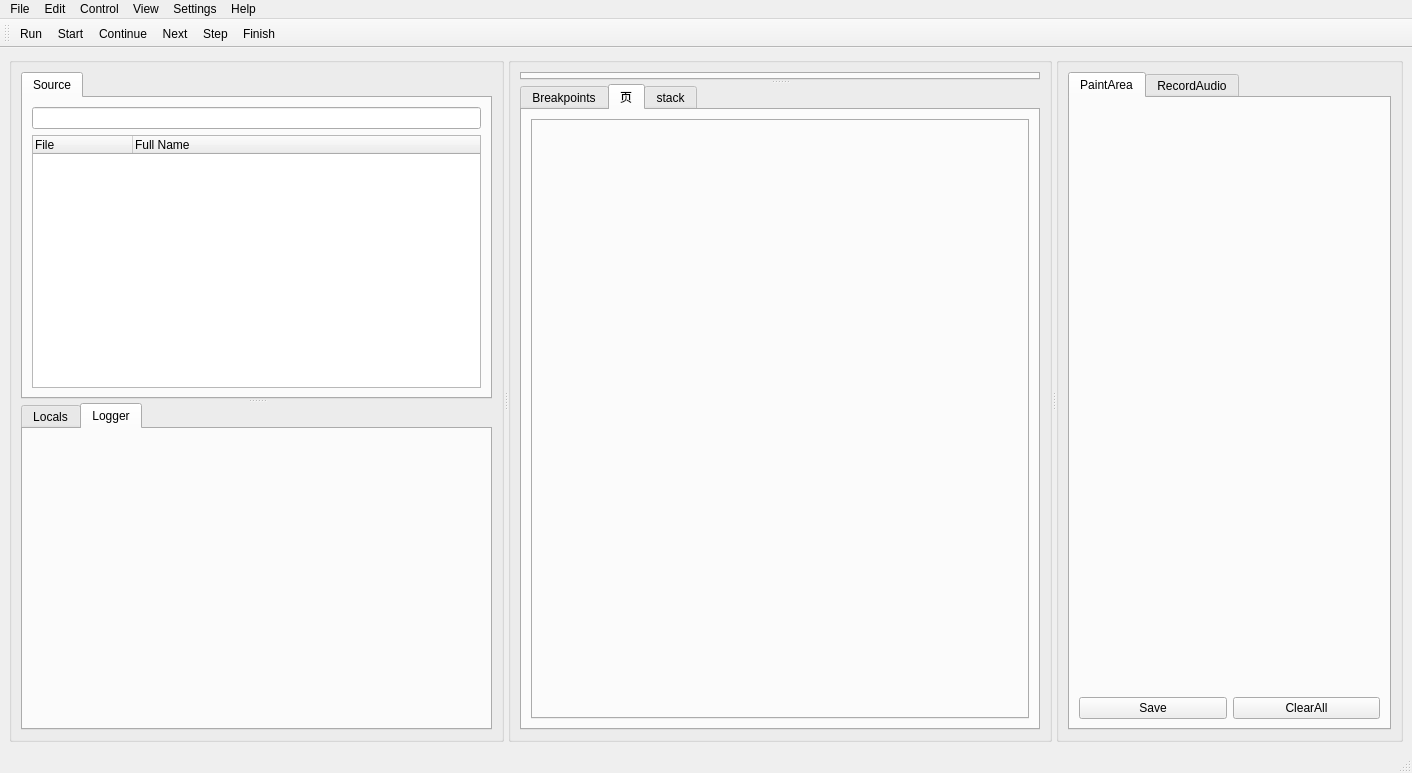
This is src/mainwindow.ui in guofuwei/Course-Exercise-of-Software-Design as Qt 5 draws it before an edit. The edited form follows.
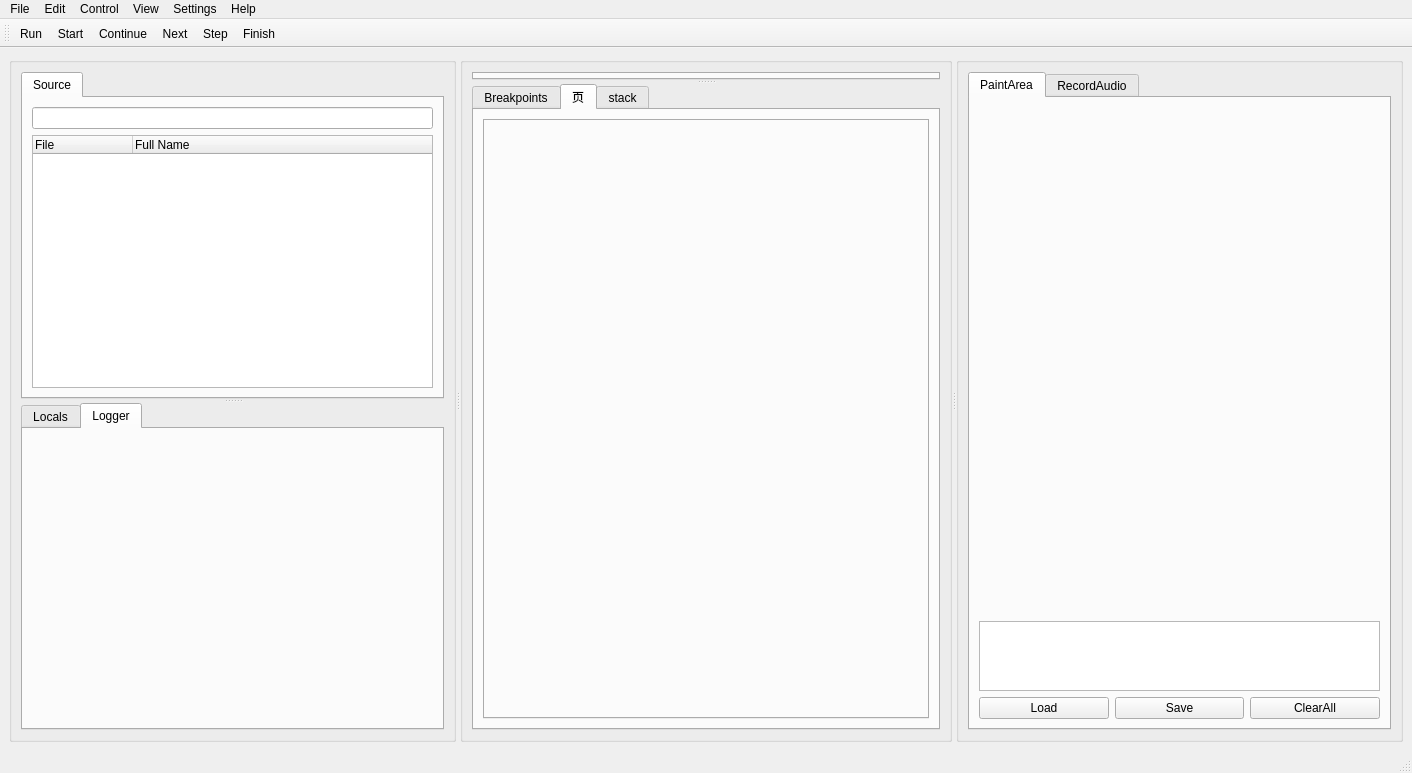
This is the edited form. The open tabs and pages were chosen to show the change. Icons and pictures are not drawn. Custom widgets are drawn as their Qt base class.

The edit to the form file:
```diff
--- a/src/mainwindow.ui
+++ b/src/mainwindow.ui
@@ -401,8 +401,8 @@
            <attribute name="title">
             <string>PaintArea</string>
            </attribute>
-           <layout class="QGridLayout" name="gridLayout_7">
-            <item row="0" column="0">
+           <layout class="QVBoxLayout" name="verticalLayout_3" stretch="100,1,1">
+            <item>
              <widget class="MyPaint" name="PaintWidget" native="true">
               <property name="sizePolicy">
                <sizepolicy hsizetype="Preferred" vsizetype="Expanding">
@@ -412,8 +412,25 @@
               </property>
              </widget>
             </item>
-            <item row="1" column="0">
+            <item>
+             <widget class="QPlainTextEdit" name="plainTextEditPaintLog">
+              <property name="sizePolicy">
+               <sizepolicy hsizetype="Expanding" vsizetype="Preferred">
+                <horstretch>0</horstretch>
+                <verstretch>0</verstretch>
+               </sizepolicy>
+              </property>
+             </widget>
+            </item>
+            <item>
              <layout class="QHBoxLayout" name="horizontalLayout_2">
+              <item>
+               <widget class="QPushButton" name="pushButtonLoadPic">
+                <property name="text">
+                 <string>Load</string>
+                </property>
+               </widget>
+              </item>
               <item>
                <widget class="QPushButton" name="pushButtonSavePic">
                 <property name="text">
```
Left out of the diff: 4 changed lines with no effect on the pictures.
